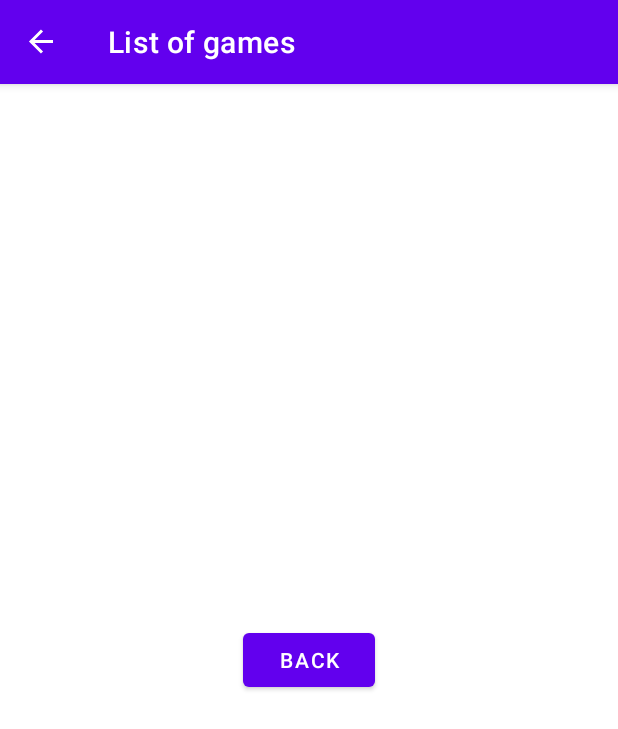
After one commit to dawids21/BoardGameCollector, an Android app: the ListOfGamesFragment screen opened through its navigation route, on a phone screen of 412 x 824 dp. The commit adds this screen. Shown: the top 729 px of the screen. Run offline under Robolectric (Android 15) with nearby library versions, the phone set to English and light mode, and no system bars; our stand-ins replace navigation-ui.

Commit message:
create list of games fragment

```diff
--- /dev/null
+++ b/app/src/main/java/xyz/stasiak/boardgamecollector/ListOfGamesFragment.kt
@@ -0,0 +1,45 @@
+package xyz.stasiak.boardgamecollector
+
+import android.content.Context
+import android.os.Bundle
+import android.view.LayoutInflater
+import android.view.View
+import android.view.ViewGroup
+import androidx.fragment.app.Fragment
+import androidx.navigation.fragment.findNavController
+import xyz.stasiak.boardgamecollector.databinding.FragmentListOfGamesBinding
+
+class ListOfGamesFragment : Fragment() {
+
+    private var _binding: FragmentListOfGamesBinding? = null
+    private val binding get() = _binding!!
+    private var _userNameDbHandler: UserNameDbHandler? = null
+    private val userNameDbHandler get() = _userNameDbHandler!!
+
+    override fun onCreateView(
+        inflater: LayoutInflater, container: ViewGroup?,
+        savedInstanceState: Bundle?
+    ): View {
+        _binding = FragmentListOfGamesBinding.inflate(inflater, container, false)
+        return binding.root
+
+    }
+
+    override fun onViewCreated(view: View, savedInstanceState: Bundle?) {
+        super.onViewCreated(view, savedInstanceState)
+
+        binding.listOfGamesBtnBack.setOnClickListener {
+            findNavController().navigateUp()
+        }
+    }
+
+    override fun onAttach(context: Context) {
+        super.onAttach(context)
+        _userNameDbHandler = UserNameDbHandler(context, null)
+    }
+
+    override fun onDestroyView() {
+        super.onDestroyView()
+        _binding = null
+    }
+}
--- a/app/src/main/java/xyz/stasiak/boardgamecollector/MainFragment.kt
+++ b/app/src/main/java/xyz/stasiak/boardgamecollector/MainFragment.kt
@@ -44,6 +44,10 @@ class MainFragment : Fragment() {
     override fun onViewCreated(view: View, savedInstanceState: Bundle?) {
         super.onViewCreated(view, savedInstanceState)
 
+        binding.mainBtnListOfGames.setOnClickListener {
+            findNavController().navigate(R.id.action_MainFragment_to_ListOfGamesFragment)
+        }
+
         binding.mainBtnErase.setOnClickListener {
             userNameDbHandler.deleteName()
             findNavController().navigate(R.id.action_MainFragment_to_ConfigFragment)
--- /dev/null
+++ b/app/src/main/res/layout/fragment_list_of_games.xml
@@ -0,0 +1,17 @@
+<androidx.constraintlayout.widget.ConstraintLayout xmlns:android="http://schemas.android.com/apk/res/android"
+    xmlns:app="http://schemas.android.com/apk/res-auto"
+    xmlns:tools="http://schemas.android.com/tools"
+    android:layout_width="match_parent"
+    android:layout_height="match_parent"
+    tools:context=".ListOfGamesFragment">
+
+    <Button
+        android:id="@+id/list_of_games_btn_back"
+        android:layout_width="wrap_content"
+        android:layout_height="wrap_content"
+        android:text="Back"
+        app:layout_constraintBottom_toBottomOf="parent"
+        app:layout_constraintEnd_toEndOf="parent"
+        app:layout_constraintStart_toStartOf="parent"
+        app:layout_constraintTop_toTopOf="parent" />
+</androidx.constraintlayout.widget.ConstraintLayout>
--- a/app/src/main/res/navigation/nav_graph.xml
+++ b/app/src/main/res/navigation/nav_graph.xml
@@ -16,6 +16,9 @@
             app:destination="@id/ConfigFragment"
             app:popUpTo="@+id/nav_graph"
             app:popUpToInclusive="true" />
+        <action
+            android:id="@+id/action_MainFragment_to_ListOfGamesFragment"
+            app:destination="@id/ListOfGamesFragment" />
     </fragment>
     <fragment
         android:id="@+id/ConfigFragment"
@@ -29,4 +32,9 @@
             app:popUpTo="@+id/nav_graph"
             app:popUpToInclusive="true" />
     </fragment>
+    <fragment
+        android:id="@+id/ListOfGamesFragment"
+        android:name="xyz.stasiak.boardgamecollector.ListOfGamesFragment"
+        android:label="@string/list_of_games_fragment"
+        tools:layout="@layout/fragment_list_of_games" />
 </navigation>
--- a/app/src/main/res/values/strings.xml
+++ b/app/src/main/res/values/strings.xml
@@ -18,4 +18,7 @@
     <string name="config_btn_start">Start</string>
     <string name="config_name_hint">Name</string>
 
+    <!-- List of games fragment -->
+    <string name="list_of_games_fragment">List of games</string>
+
 </resources>
```
